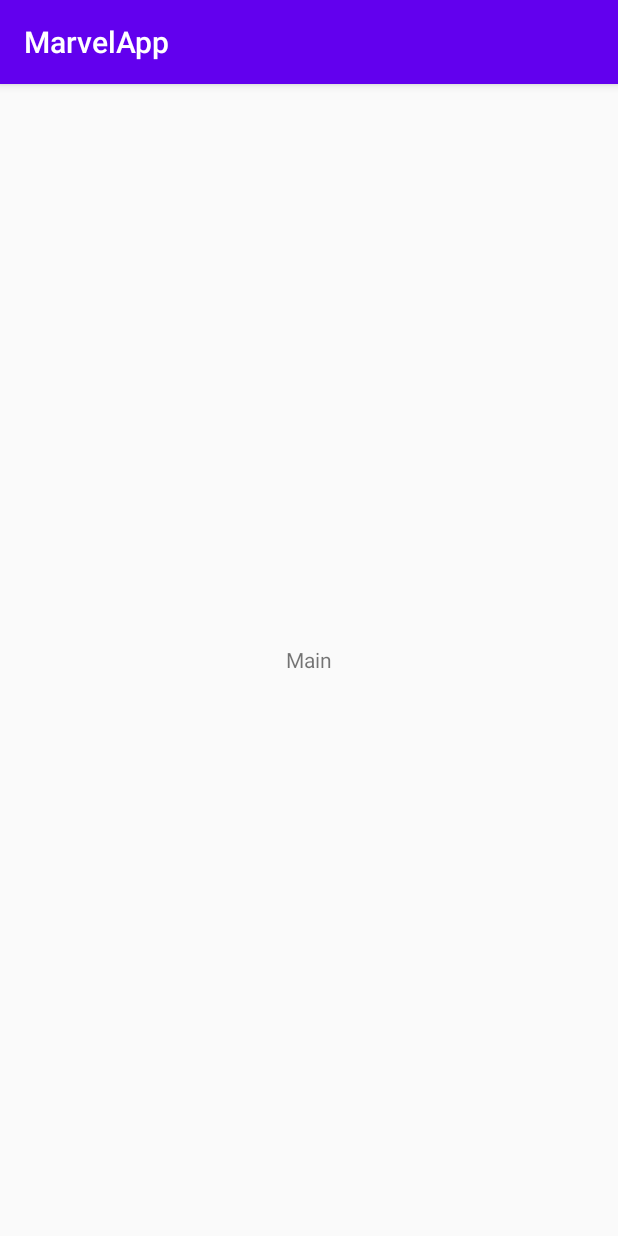
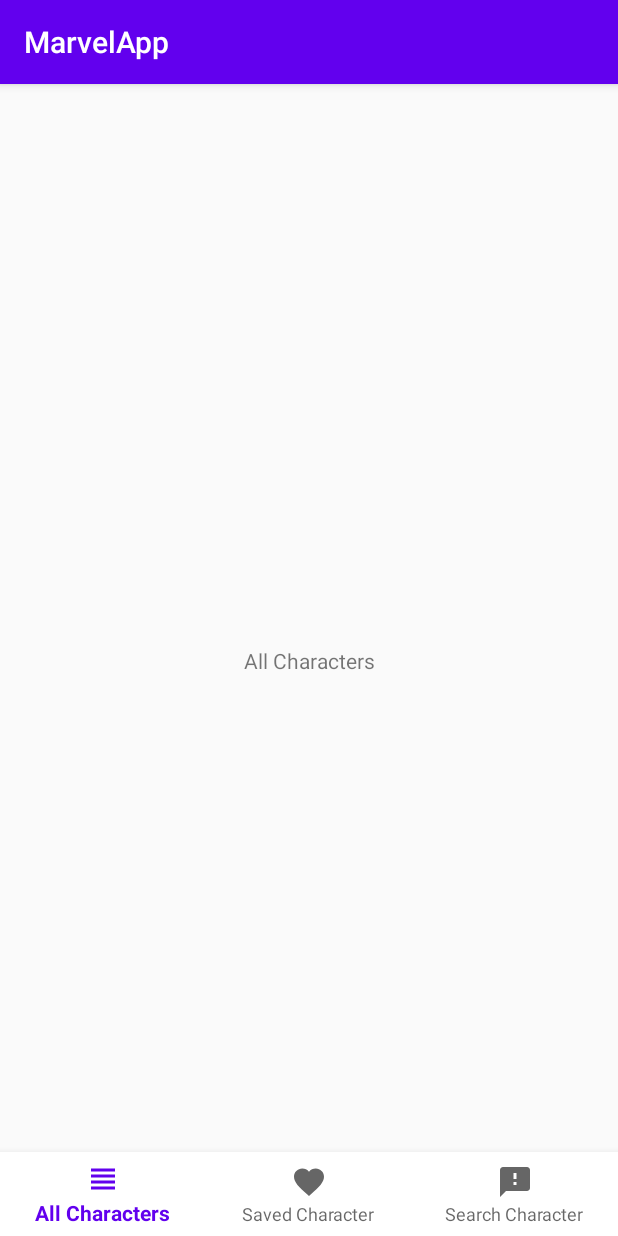
Before and after one commit to kunal-ch/MarvelApp, an Android app: the screen it shows after launch (MarvelActivity), on a phone screen of 412 x 824 dp. Run offline under Robolectric (Android 15) with nearby library versions, the phone set to English and light mode, and no system bars; our stand-ins replace navigation-ui; 1 statement that could not run was skipped.

Commit message:
feat: navigation setup

```diff
--- a/app/src/main/java/com/kc/marvelapp/ui/MarvelActivity.kt
+++ b/app/src/main/java/com/kc/marvelapp/ui/MarvelActivity.kt
@@ -2,11 +2,15 @@ package com.kc.marvelapp.ui
 
 import android.os.Bundle
 import androidx.appcompat.app.AppCompatActivity
+import androidx.navigation.fragment.findNavController
+import androidx.navigation.ui.setupWithNavController
 import com.kc.marvelapp.R
+import kotlinx.android.synthetic.main.activity_marvel.*
 
 class MarvelActivity : AppCompatActivity() {
     override fun onCreate(savedInstanceState: Bundle?) {
         super.onCreate(savedInstanceState)
         setContentView(R.layout.activity_marvel)
+        bottomNavigationView.setupWithNavController(marvelNavHostFragment.findNavController())
     }
 }
--- /dev/null
+++ b/app/src/main/java/com/kc/marvelapp/ui/fragments/AllCharactersFragment.kt
@@ -0,0 +1,12 @@
+package com.kc.marvelapp.ui.fragments
+
+import android.os.Bundle
+import android.view.View
+import androidx.fragment.app.Fragment
+import com.kc.marvelapp.R
+
+class AllCharactersFragment: Fragment(R.layout.fragment_all_characters) {
+    override fun onViewCreated(view: View, savedInstanceState: Bundle?) {
+        super.onViewCreated(view, savedInstanceState)
+    }
+}
--- /dev/null
+++ b/app/src/main/res/drawable/ic_all_characters.xml
@@ -0,0 +1,5 @@
+<vector android:height="24dp" android:tint="#FFFFFF"
+    android:viewportHeight="24.0" android:viewportWidth="24.0"
+    android:width="24dp" xmlns:android="http://schemas.android.com/apk/res/android">
+    <path android:fillColor="#FF000000" android:pathData="M4,15h16v-2L4,13v2zM4,19h16v-2L4,17v2zM4,11h16L20,9L4,9v2zM4,5v2h16L20,5L4,5z"/>
+</vector>
--- /dev/null
+++ b/app/src/main/res/drawable/ic_favorite.xml
@@ -0,0 +1,5 @@
+<vector android:height="24dp" android:tint="#FFFFFF"
+    android:viewportHeight="24.0" android:viewportWidth="24.0"
+    android:width="24dp" xmlns:android="http://schemas.android.com/apk/res/android">
+    <path android:fillColor="#FF000000" android:pathData="M12,21.35l-1.45,-1.32C5.4,15.36 2,12.28 2,8.5 2,5.42 4.42,3 7.5,3c1.74,0 3.41,0.81 4.5,2.09C13.09,3.81 14.76,3 16.5,3 19.58,3 22,5.42 22,8.5c0,3.78 -3.4,6.86 -8.55,11.54L12,21.35z"/>
+</vector>
--- /dev/null
+++ b/app/src/main/res/drawable/ic_search_character.xml
@@ -0,0 +1,5 @@
+<vector android:height="24dp" android:tint="#FFFFFF"
+    android:viewportHeight="24.0" android:viewportWidth="24.0"
+    android:width="24dp" xmlns:android="http://schemas.android.com/apk/res/android">
+    <path android:fillColor="#FF000000" android:pathData="M20,2L4,2c-1.1,0 -1.99,0.9 -1.99,2L2,22l4,-4h14c1.1,0 2,-0.9 2,-2L22,4c0,-1.1 -0.9,-2 -2,-2zM13,14h-2v-2h2v2zM13,10h-2L11,6h2v4z"/>
+</vector>
--- a/app/src/main/res/layout/activity_marvel.xml
+++ b/app/src/main/res/layout/activity_marvel.xml
@@ -4,14 +4,31 @@
     android:layout_width="match_parent"
     android:layout_height="match_parent">
 
-    <TextView
+    <FrameLayout
         android:layout_width="match_parent"
         android:layout_height="match_parent"
-        android:text="Main"
-        android:gravity="center"
         app:layout_constraintEnd_toEndOf="parent"
         app:layout_constraintStart_toStartOf="parent"
-        app:layout_constraintTop_toTopOf="parent">
-    </TextView>
+        app:layout_constraintTop_toTopOf="parent"
+        app:layout_constraintBottom_toTopOf="@+id/bottomNavigationView">
+
+        <fragment
+            android:id="@+id/marvelNavHostFragment"
+            android:name="androidx.navigation.fragment.NavHostFragment"
+            android:layout_width="match_parent"
+            android:layout_height="match_parent"
+            app:defaultNavHost="true"
+            app:navGraph="@navigation/marvel_nav_graph" />
+    </FrameLayout>
+
+    <com.google.android.material.bottomnavigation.BottomNavigationView
+        android:id="@+id/bottomNavigationView"
+        android:layout_width="match_parent"
+        android:layout_height="56dp"
+        app:menu="@menu/bottom_navigation_menu"
+        app:layout_constraintBottom_toBottomOf="parent"
+        app:layout_constraintStart_toStartOf="parent"
+        app:layout_constraintEnd_toEndOf="parent"
+        app:itemBackground="@android:color/white" />
 
 </androidx.constraintlayout.widget.ConstraintLayout>
--- /dev/null
+++ b/app/src/main/res/layout/fragment_all_characters.xml
@@ -0,0 +1,18 @@
+<?xml version="1.0" encoding="utf-8"?>
+<androidx.constraintlayout.widget.ConstraintLayout xmlns:android="http://schemas.android.com/apk/res/android"
+    xmlns:tools="http://schemas.android.com/tools"
+    android:layout_width="match_parent"
+    android:layout_height="match_parent"
+    xmlns:app="http://schemas.android.com/apk/res-auto">
+
+    <TextView
+        android:id="@+id/textView"
+        android:layout_width="wrap_content"
+        android:layout_height="wrap_content"
+        android:text="All Characters"
+        android:gravity="center"
+        app:layout_constraintTop_toTopOf="parent"
+        app:layout_constraintBottom_toBottomOf="parent"
+        app:layout_constraintStart_toStartOf="parent"
+        app:layout_constraintEnd_toEndOf="parent" />
+</androidx.constraintlayout.widget.ConstraintLayout>
--- /dev/null
+++ b/app/src/main/res/menu/bottom_navigation_menu.xml
@@ -0,0 +1,15 @@
+<?xml version="1.0" encoding="utf-8"?>
+<menu xmlns:android="http://schemas.android.com/apk/res/android">
+    <item
+        android:id="@+id/allCharactersFragment"
+        android:title="All Characters"
+        android:icon="@drawable/ic_all_characters"/>
+    <item
+        android:id="@+id/savedCharactersFragment"
+        android:title="Saved Character"
+        android:icon="@drawable/ic_favorite" />
+    <item
+        android:id="@+id/searchCharactersFragment"
+        android:title="Search Character"
+        android:icon="@drawable/ic_search_character" />
+</menu>
--- /dev/null
+++ b/app/src/main/res/navigation/marvel_nav_graph.xml
@@ -0,0 +1,34 @@
+<?xml version="1.0" encoding="utf-8"?>
+<navigation xmlns:android="http://schemas.android.com/apk/res/android"
+    xmlns:app="http://schemas.android.com/apk/res-auto"
+    android:id="@+id/marvel_nav_graph"
+    app:startDestination="@id/allCharactersFragment">
+    <fragment
+        android:id="@+id/allCharactersFragment"
+        android:name="com.kc.marvelapp.ui.fragments.AllCharactersFragment"
+        android:label="AllCharactersFragment">
+        <action
+            android:id="@+id/action_allCharactersFragment_to_characterDetailFragment"
+            app:destination="@id/characterDetailFragment" />
+    </fragment>
+    <fragment
+        android:id="@+id/savedCharactersFragment"
+        android:name="com.kc.marvelapp.ui.fragments.SavedCharactersFragment"
+        android:label="SavedCharactersFragment">
+        <action
+            android:id="@+id/action_savedCharactersFragment_to_characterDetailFragment"
+            app:destination="@id/characterDetailFragment" />
+    </fragment>
+    <fragment
+        android:id="@+id/searchCharactersFragment"
+        android:name="com.kc.marvelapp.ui.fragments.SearchCharactersFragment"
+        android:label="SearchCharactersFragment">
+        <action
+            android:id="@+id/action_searchCharactersFragment_to_characterDetailFragment"
+            app:destination="@id/characterDetailFragment" />
+    </fragment>
+    <fragment
+        android:id="@+id/characterDetailFragment"
+        android:name="com.kc.marvelapp.ui.fragments.CharacterDetailFragment"
+        android:label="CharacterDetailFragment" />
+</navigation>
```
Also changed, not shown: app/src/main/java/com/kc/marvelapp/ui/fragments/CharacterDetailFragment.kt (added, +12 -0 lines), app/src/main/java/com/kc/marvelapp/ui/fragments/SavedCharactersFragment.kt (added, +12 -0 lines), app/src/main/java/com/kc/marvelapp/ui/fragments/SearchCharactersFragment.kt (added, +12 -0 lines), app/src/main/res/layout/fragment_character_detail.xml (added, +18 -0 lines), app/src/main/res/layout/fragment_saved_characters.xml (added, +18 -0 lines), app/src/main/res/layout/fragment_search_characters.xml (added, +18 -0 lines).
